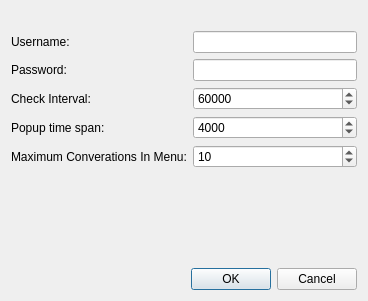
The window that dialog_options.ui (eteran/qgmailnotifier) describes before a commit, drawn with Qt 5.
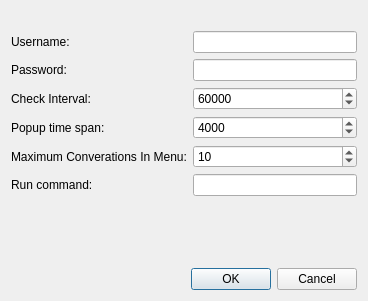
The same window after the commit. Icons and pictures are not drawn.

Commit message: Make possible to use custom command for open mailbox urls.

Patch:
```diff
--- a/dialog_options.ui
+++ b/dialog_options.ui
@@ -136,7 +136,24 @@
      </property>
     </widget>
    </item>
+   <item row="6" column="0">
+    <widget class="QLabel" name="label">
+     <property name="text">
+      <string>Run command:</string>
+     </property>
+    </widget>
+   </item>
    <item row="6" column="1">
+    <widget class="QLineEdit" name="txtCommand">
+     <property name="sizePolicy">
+      <sizepolicy hsizetype="MinimumExpanding" vsizetype="Fixed">
+       <horstretch>0</horstretch>
+       <verstretch>0</verstretch>
+      </sizepolicy>
+     </property>
+    </widget>
+   </item>
+   <item row="7" column="1">
     <spacer name="verticalSpacer">
      <property name="orientation">
       <enum>Qt::Vertical</enum>
@@ -149,7 +166,7 @@
      </property>
     </spacer>
    </item>
-   <item row="7" column="0" colspan="2">
+   <item row="8" column="0" colspan="2">
     <widget class="QDialogButtonBox" name="buttonBox">
      <property name="orientation">
       <enum>Qt::Horizontal</enum>
```
The commit also changes 1 other file.
